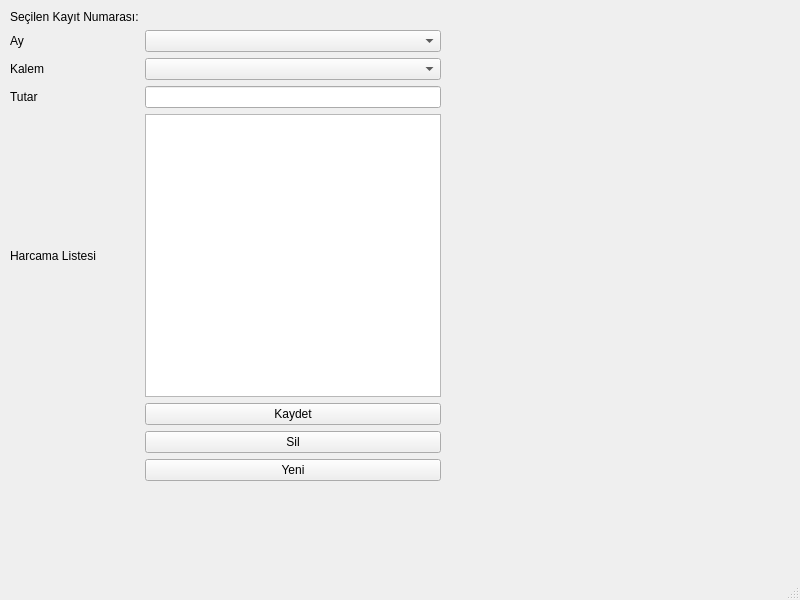
Above: ana.ui from ibrahimediz/Python6Desktop before the change. Below: the same form after it.
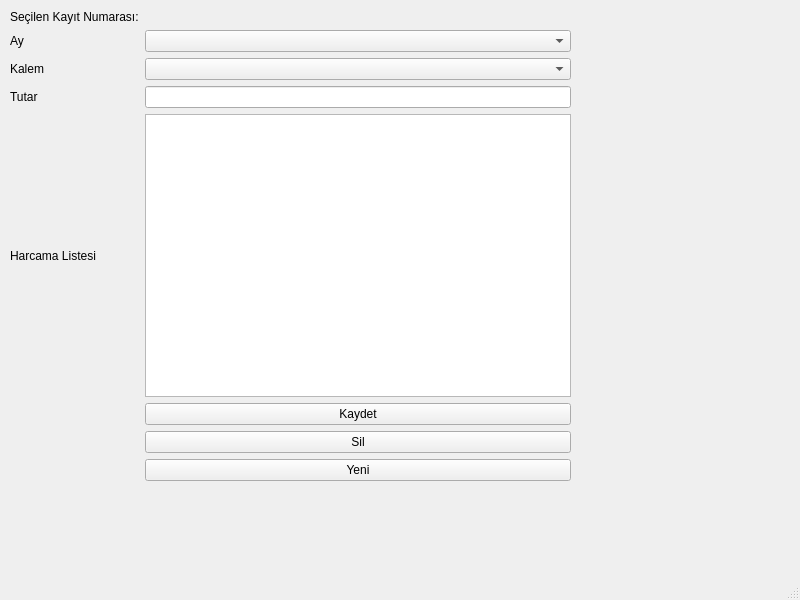
That is the form after the change.

The edit to the form file:
```diff
--- a/ana.ui
+++ b/ana.ui
@@ -19,7 +19,7 @@
      <rect>
       <x>10</x>
       <y>10</y>
-      <width>431</width>
+      <width>561</width>
       <height>471</height>
      </rect>
     </property>
```
